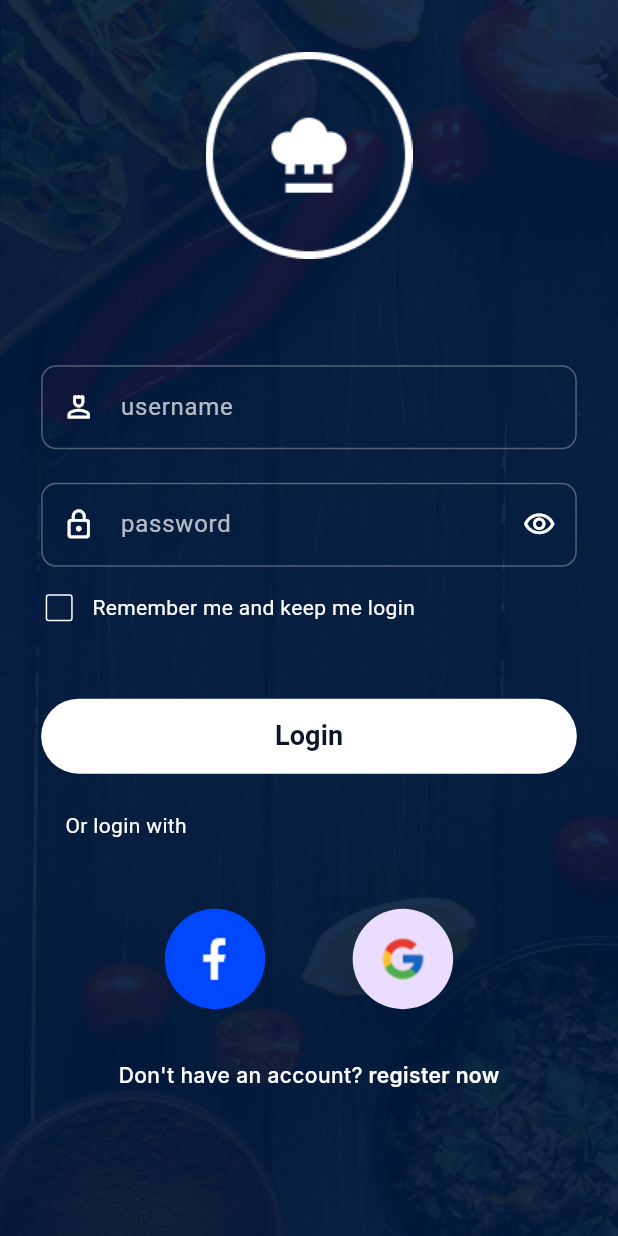
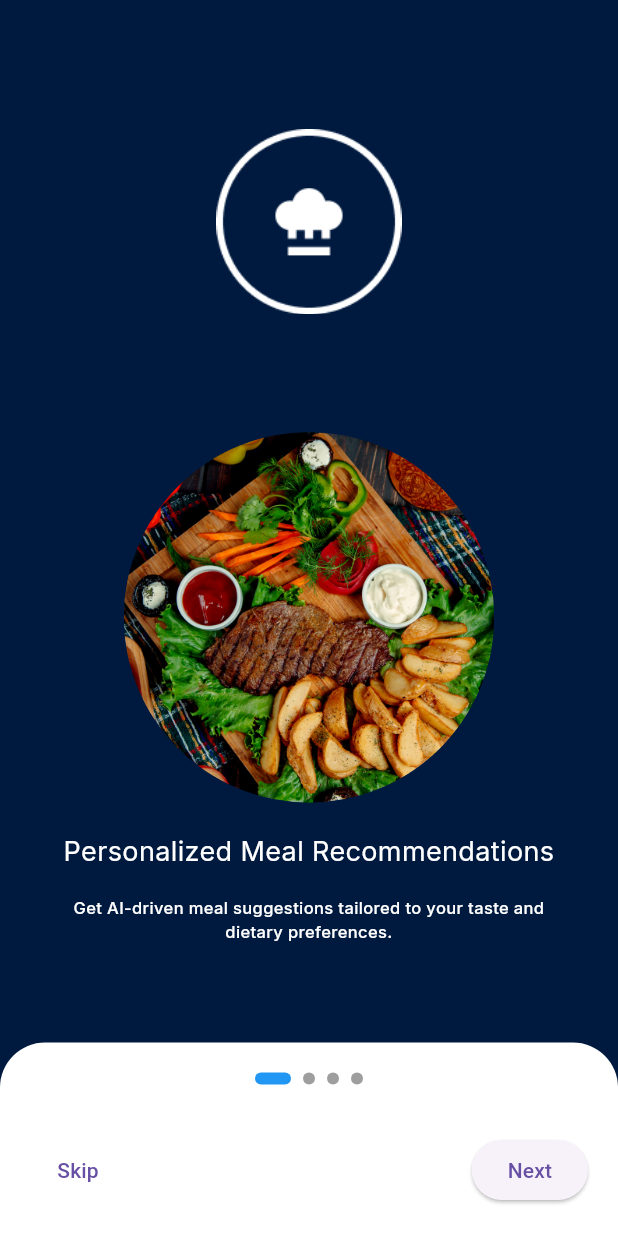
Before and after one commit to MuhammedZain15/meal_recommendation, a Flutter app: the screen it shows after launch, on a phone screen of 412 x 824 dp. Run offline on Flutter 3.47's test engine with Material 3 defaults, Android fonts, the phone set to English and light mode, and no system bars; drawn by our look-alikes of smooth_page_indicator; our stand-ins replace animate_do, bloc, flutter_screenutil, flutter_svg, gap, go_router and 1 more.

Commit message:
splash-and-onboarding view done

```diff
--- a/lib/core/utils/app_images.dart
+++ b/lib/core/utils/app_images.dart
@@ -1,5 +1,5 @@
 class AppImages {
-  static const String logo = 'assets/images/logo.svg';
+  static const String logo = 'assets/images/logo.png';
   static const String background = 'assets/images/background.png';
   static const String settings = 'assets/images/settings.png';
   static const String search = 'assets/images/search.png';
--- a/lib/core/utils/app_router.dart
+++ b/lib/core/utils/app_router.dart
@@ -1,5 +1,6 @@
 import 'package:go_router/go_router.dart';
 import 'package:meal_recommendation/features/home/presentation/view/home_view.dart';
+import 'package:meal_recommendation/features/onboarding/onboarding_view.dart';
 
 import '../../features/auth/presentation/view/login_view.dart';
 import '../../features/auth/presentation/view/register_view.dart';
@@ -9,19 +10,29 @@ import '../../features/splash/splash_view.dart';
 
 abstract class AppRouter {
   static const kHomeView = '/homeView';
+  static const kSplashView = '/';
+  static const kOnboardingView = '/onboardingView';
   static const kLoginView = '/loginView';
   static const kRegisterView = '/registerView';
   static const kVerificationView = '/verificationView';
   static const kProfileView = '/profileView';
 
   static final GoRouter router = GoRouter(
+    initialLocation: kSplashView,
     routes: [
       GoRoute(
-        path: '/',
+        path: kSplashView,
         builder: (context, state) {
-          return LoginView();
+          return SplashView();
         },
       ),
+      GoRoute(
+        path: kOnboardingView,
+        builder: (context, state) {
+          return OnboardingView();
+        },
+      ),
+
       GoRoute(
         path: kHomeView,
         builder: (context, state) {
--- /dev/null
+++ b/lib/features/onboarding/Onboarding_page_model.dart
@@ -0,0 +1,40 @@
+import 'package:meal_recommendation/core/utils/app_images.dart';
+
+class OnboardingPageModel {
+  final String imagePath;
+  final String title;
+  final String description;
+
+  OnboardingPageModel({
+    required this.imagePath,
+    required this.title,
+    required this.description,
+  });
+}
+
+final List<OnboardingPageModel> onboardingPages = [
+  OnboardingPageModel(
+    imagePath: AppImages.food1,
+    title: "Personalized Meal Recommendations",
+    description:
+        "Get AI-driven meal suggestions tailored to your taste and dietary preferences.",
+  ),
+  OnboardingPageModel(
+    imagePath: AppImages.food2,
+    title: "AI-Powered Nutrition Guide",
+    description:
+        "Our smart AI analyzes your eating habits to provide healthier food choices.",
+  ),
+  OnboardingPageModel(
+    imagePath: AppImages.food1,
+    title: "Plan Your Meals Effortlessly",
+    description:
+        "Save time with automated meal planning based on your schedule and preferences.",
+  ),
+  OnboardingPageModel(
+    imagePath: AppImages.food2,
+    title: "Smart Grocery List Generator",
+    description:
+        "Generate a shopping list instantly based on your selected meals.",
+  ),
+];
--- /dev/null
+++ b/lib/features/onboarding/widgets/onboarding_controls.dart
@@ -0,0 +1,69 @@
+import 'package:flutter/material.dart';
+import 'package:go_router/go_router.dart';
+import 'package:smooth_page_indicator/smooth_page_indicator.dart';
+import '../../../core/utils/app_router.dart';
+import '../Onboarding_page_model.dart';
+
+class OnboardingControls extends StatelessWidget {
+  final PageController controller;
+  final bool isLastPage;
+
+  const OnboardingControls({
+    super.key,
+    required this.controller,
+    required this.isLastPage,
+  });
+
+  @override
+  Widget build(BuildContext context) {
+    double screenWidth = MediaQuery.of(context).size.width;
+    double screenHeight = MediaQuery.of(context).size.height;
+    return Container(
+      padding: const EdgeInsets.symmetric(horizontal: 20, vertical: 20),
+      decoration: const BoxDecoration(
+        color: Colors.white,
+        borderRadius: BorderRadius.only(
+          topLeft: Radius.circular(30),
+          topRight: Radius.circular(30),
+        ),
+      ),
+      child: Column(
+        children: [
+          SmoothPageIndicator(
+            controller: controller,
+            count: onboardingPages.length,
+            effect: const ExpandingDotsEffect(
+              activeDotColor: Colors.blue,
+              dotHeight: 8,
+              dotWidth: 8,
+            ),
+          ),
+           SizedBox(height: screenHeight * 0.04),
+          Row(
+            mainAxisAlignment: MainAxisAlignment.spaceBetween,
+            children: [
+              TextButton(
+                onPressed:
+                    () => controller.jumpToPage(onboardingPages.length - 1),
+                child: const Text("Skip"),
+              ),
+              ElevatedButton(
+                onPressed: () {
+                  if (isLastPage) {
+                    GoRouter.of(context).push(AppRouter.kLoginView);
+                  } else {
+                    controller.nextPage(
+                      duration: const Duration(milliseconds: 200),
+                      curve: Curves.ease,
+                    );
+                  }
+                },
+                child: Text(isLastPage ? "Login" : "Next"),
+              ),
+            ],
+          ),
+        ],
+      ),
+    );
+  }
+}
--- /dev/null
+++ b/lib/features/onboarding/widgets/onboarding_page.dart
@@ -0,0 +1,49 @@
+import 'package:flutter/material.dart';
+import 'package:meal_recommendation/core/utils/app_images.dart';
+import 'package:meal_recommendation/core/utils/app_styles.dart';
+import '../Onboarding_page_model.dart';
+
+class OnboardingPage extends StatelessWidget {
+  final OnboardingPageModel page;
+
+  const OnboardingPage({super.key, required this.page});
+
+  @override
+  Widget build(BuildContext context) {
+    double screenWidth = MediaQuery.of(context).size.width;
+    double screenHeight = MediaQuery.of(context).size.height;
+    return Column(
+      mainAxisAlignment: MainAxisAlignment.center,
+      children: [
+        Image.asset(
+          AppImages.logo,
+          width: screenWidth * 0.3,
+          height: screenHeight * 0.2,
+        ),
+        SizedBox(height: screenHeight * 0.07),
+        ClipOval(
+          child: Image.asset(
+            page.imagePath,
+            width: screenWidth * 0.6,
+            fit: BoxFit.cover,
+          ),
+        ),
+        const SizedBox(height: 20),
+        Text(
+          page.title,
+          style: AppStyles.font18W400WhiteColor,
+          textAlign: TextAlign.center,
+        ),
+        SizedBox(height: screenHeight * 0.02),
+        Padding(
+          padding: const EdgeInsets.symmetric(horizontal: 30),
+          child: Text(
+            page.description,
+            style: AppStyles.font11W500WhiteColor,
+            textAlign: TextAlign.center,
+          ),
+        ),
+      ],
+    );
+  }
+}
--- a/lib/features/onboarding/widgets/onboarding_view_body.dart
+++ b/lib/features/onboarding/widgets/onboarding_view_body.dart
@@ -1,10 +1,46 @@
 import 'package:flutter/material.dart';
+import 'package:meal_recommendation/core/utils/app_colors.dart';
 
-class OnboardingViewBody extends StatelessWidget {
+import '../Onboarding_page_model.dart';
+import 'onboarding_controls.dart';
+import 'onboarding_page.dart';
+
+class OnboardingViewBody extends StatefulWidget {
   const OnboardingViewBody({super.key});
 
   @override
+  State<OnboardingViewBody> createState() => _OnboardingScreenState();
+}
+
+class _OnboardingScreenState extends State<OnboardingViewBody> {
+  final PageController _controller = PageController();
+  bool isLastPage = false;
+
+  @override
   Widget build(BuildContext context) {
-    return const Placeholder();
+    return Scaffold(
+      body: Container(
+        decoration: BoxDecoration(color: AppColors.kPrimary),
+        child: Column(
+          children: [
+            Expanded(
+              child: PageView(
+                controller: _controller,
+                onPageChanged: (index) {
+                  setState(() {
+                    isLastPage = index == onboardingPages.length - 1;
+                  });
+                },
+                children:
+                    onboardingPages
+                        .map((page) => OnboardingPage(page: page))
+                        .toList(),
+              ),
+            ),
+            OnboardingControls(controller: _controller, isLastPage: isLastPage),
+          ],
+        ),
+      ),
+    );
   }
 }
--- a/lib/features/splash/widgets/splash_view_body.dart
+++ b/lib/features/splash/widgets/splash_view_body.dart
@@ -1,10 +1,56 @@
+import 'package:animate_do/animate_do.dart';
 import 'package:flutter/material.dart';
+import 'package:go_router/go_router.dart';
+import 'package:meal_recommendation/core/utils/app_images.dart';
+import 'package:meal_recommendation/core/utils/app_router.dart';
+import 'package:meal_recommendation/core/utils/app_styles.dart';
 
-class SplashViewBody extends StatelessWidget {
+import '../../../core/utils/app_colors.dart';
+
+class SplashViewBody extends StatefulWidget {
   const SplashViewBody({super.key});
 
   @override
+  State<SplashViewBody> createState() => _SplashViewBodyState();
+}
+
+class _SplashViewBodyState extends State<SplashViewBody> {
+  @override
+  void initState() {
+    Future.delayed(Duration(seconds: 2), () {
+      GoRouter.of(context).push(AppRouter.kOnboardingView);
+    });
+    super.initState();
+  }
+
+  @override
   Widget build(BuildContext context) {
-    return const Placeholder();
+    double screenWidth = MediaQuery.of(context).size.width;
+    double screenHeight = MediaQuery.of(context).size.height;
+    return Scaffold(
+      backgroundColor: AppColors.kPrimary,
+      body: Column(
+        mainAxisAlignment: MainAxisAlignment.center,
+        children: [
+          Center(
+            child: BounceInUp(
+              animate: true,
+              child: Image.asset(
+                AppImages.logo,
+                width: screenWidth * 0.5,
+                height: screenHeight * 0.5,
+              ),
+            ),
+          ),
+          BounceInDown(
+            animate: true,
+            child: Text(
+              "Meal Recommendation",
+              style: AppStyles.font18W400WhiteColor,
+            ),
+          ),
+        ],
+      ),
+    );
   }
 }
--- a/lib/main.dart
+++ b/lib/main.dart
@@ -2,7 +2,6 @@ import 'package:flutter/material.dart';
 import 'package:flutter_screenutil/flutter_screenutil.dart';
 import 'package:meal_recommendation/core/utils/app_router.dart';
 
-import 'features/splash/splash_view.dart';
 
 void main() {
   WidgetsFlutterBinding.ensureInitialized();
--- a/pubspec.yaml
+++ b/pubspec.yaml
@@ -28,6 +28,7 @@ environment:
 # the latest version available on pub.dev. To see which dependencies have newer
 # versions available, run `flutter pub outdated`.
 dependencies:
+  animate_do: ^4.2.0
   bloc: ^7.0.0
   cupertino_icons: ^1.0.8
   flutter:
@@ -39,6 +40,7 @@ dependencies:
   go_router: ^14.8.1
   google_fonts: ^6.2.1
   meta: ^1.16.0
+  smooth_page_indicator: ^1.2.1
 
 dev_dependencies:
   flutter_lints: ^5.0.0
```
Also changed, not shown: pubspec.lock.
